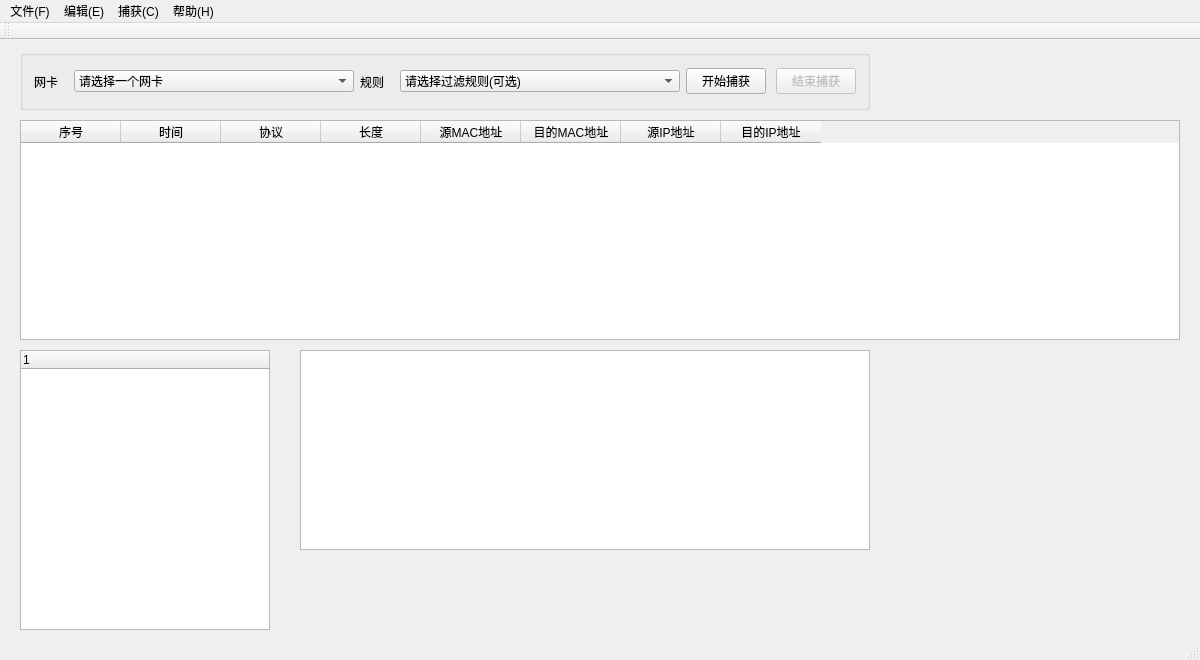
Before: the Qt Designer form mySniffer/mySniffer.ui in crossoverthere/mySniffer, drawn with Qt 5.
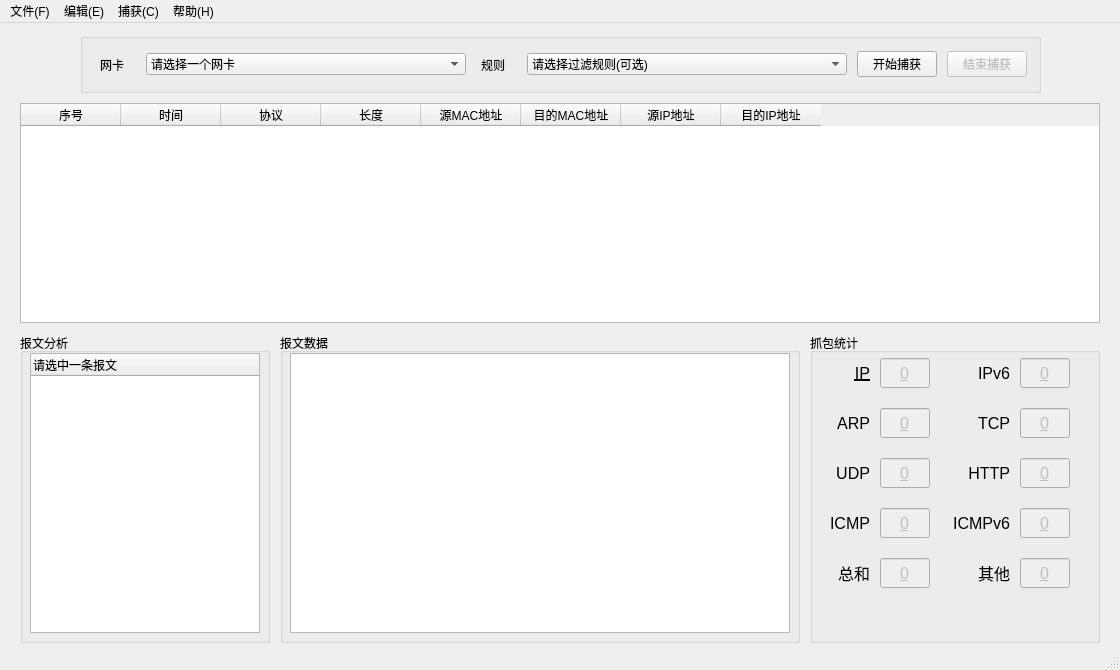
After: the same form once the commit is applied.

Diff of the .ui file:
```diff
--- a/mySniffer/mySniffer.ui
+++ b/mySniffer/mySniffer.ui
@@ -6,57 +6,32 @@
    <rect>
     <x>0</x>
     <y>0</y>
-    <width>1200</width>
-    <height>660</height>
+    <width>1120</width>
+    <height>670</height>
    </rect>
   </property>
   <property name="minimumSize">
    <size>
-    <width>890</width>
-    <height>660</height>
+    <width>1120</width>
+    <height>670</height>
    </size>
   </property>
   <property name="maximumSize">
    <size>
-    <width>1200</width>
-    <height>700</height>
+    <width>1120</width>
+    <height>670</height>
    </size>
   </property>
   <property name="windowTitle">
    <string>mySniffer</string>
   </property>
   <widget class="QWidget" name="centralWidget">
-   <widget class="QTreeWidget" name="treeWidget">
-    <property name="geometry">
-     <rect>
-      <x>20</x>
-      <y>310</y>
-      <width>250</width>
-      <height>280</height>
-     </rect>
-    </property>
-    <column>
-     <property name="text">
-      <string notr="true">1</string>
-     </property>
-    </column>
-   </widget>
-   <widget class="QTextBrowser" name="textBrowser">
-    <property name="geometry">
-     <rect>
-      <x>300</x>
-      <y>310</y>
-      <width>570</width>
-      <height>200</height>
-     </rect>
-    </property>
-   </widget>
    <widget class="QTableWidget" name="tableWidget">
     <property name="geometry">
      <rect>
       <x>20</x>
       <y>80</y>
-      <width>1160</width>
+      <width>1080</width>
       <height>220</height>
      </rect>
     </property>
@@ -104,9 +79,9 @@
    <widget class="QGroupBox" name="horizontalGroupBox">
     <property name="geometry">
      <rect>
-      <x>20</x>
+      <x>80</x>
       <y>10</y>
-      <width>850</width>
+      <width>961</width>
       <height>60</height>
      </rect>
     </property>
@@ -149,7 +124,7 @@
       <widget class="QComboBox" name="comboBox_net">
        <property name="minimumSize">
         <size>
-         <width>280</width>
+         <width>320</width>
          <height>0</height>
         </size>
        </property>
@@ -193,7 +168,7 @@
       <widget class="QComboBox" name="comboBox_filter">
        <property name="minimumSize">
         <size>
-         <width>280</width>
+         <width>320</width>
          <height>0</height>
         </size>
        </property>
@@ -266,8 +241,540 @@
     <zorder>comboBox_filter</zorder>
     <zorder>Btn_uncap</zorder>
    </widget>
-   <zorder>treeWidget</zorder>
-   <zorder>textBrowser</zorder>
+   <widget class="QGroupBox" name="groupBox">
+    <property name="geometry">
+     <rect>
+      <x>20</x>
+      <y>310</y>
+      <width>250</width>
+      <height>310</height>
+     </rect>
+    </property>
+    <property name="title">
+     <string>报文分析</string>
+    </property>
+    <widget class="QTreeWidget" name="treeWidget">
+     <property name="geometry">
+      <rect>
+       <x>10</x>
+       <y>20</y>
+       <width>230</width>
+       <height>280</height>
+      </rect>
+     </property>
+     <column>
+      <property name="text">
+       <string>请选中一条报文</string>
+      </property>
+     </column>
+    </widget>
+   </widget>
+   <widget class="QGroupBox" name="groupBox_2">
+    <property name="geometry">
+     <rect>
+      <x>280</x>
+      <y>310</y>
+      <width>520</width>
+      <height>310</height>
+     </rect>
+    </property>
+    <property name="title">
+     <string>报文数据</string>
+    </property>
+    <widget class="QTextBrowser" name="textBrowser">
+     <property name="geometry">
+      <rect>
+       <x>10</x>
+       <y>20</y>
+       <width>500</width>
+       <height>280</height>
+      </rect>
+     </property>
+    </widget>
+   </widget>
+   <widget class="QGroupBox" name="groupBox_3">
+    <property name="geometry">
+     <rect>
+      <x>810</x>
+      <y>310</y>
+      <width>290</width>
+      <height>310</height>
+     </rect>
+    </property>
+    <property name="title">
+     <string>抓包统计</string>
+    </property>
+    <widget class="QLabel" name="label">
+     <property name="geometry">
+      <rect>
+       <x>0</x>
+       <y>30</y>
+       <width>60</width>
+       <height>20</height>
+      </rect>
+     </property>
+     <property name="font">
+      <font>
+       <pointsize>12</pointsize>
+       <underline>true</underline>
+      </font>
+     </property>
+     <property name="text">
+      <string>IP</string>
+     </property>
+     <property name="alignment">
+      <set>Qt::AlignRight|Qt::AlignTrailing|Qt::AlignVCenter</set>
+     </property>
+    </widget>
+    <widget class="QLabel" name="label_2">
+     <property name="geometry">
+      <rect>
+       <x>140</x>
+       <y>30</y>
+       <width>60</width>
+       <height>20</height>
+      </rect>
+     </property>
+     <property name="font">
+      <font>
+       <pointsize>12</pointsize>
+      </font>
+     </property>
+     <property name="text">
+      <string>IPv6</string>
+     </property>
+     <property name="alignment">
+      <set>Qt::AlignRight|Qt::AlignTrailing|Qt::AlignVCenter</set>
+     </property>
+    </widget>
+    <widget class="QLabel" name="label_3">
+     <property name="geometry">
+      <rect>
+       <x>0</x>
+       <y>80</y>
+       <width>60</width>
+       <height>20</height>
+      </rect>
+     </property>
+     <property name="font">
+      <font>
+       <pointsize>12</pointsize>
+      </font>
+     </property>
+     <property name="text">
+      <string>ARP</string>
+     </property>
+     <property name="alignment">
+      <set>Qt::AlignRight|Qt::AlignTrailing|Qt::AlignVCenter</set>
+     </property>
+    </widget>
+    <widget class="QLabel" name="label_4">
+     <property name="geometry">
+      <rect>
+       <x>140</x>
+       <y>80</y>
+       <width>60</width>
+       <height>20</height>
+      </rect>
+     </property>
+     <property name="font">
+      <font>
+       <pointsize>12</pointsize>
+      </font>
+     </property>
+     <property name="text">
+      <string>TCP</string>
+     </property>
+     <property name="alignment">
+      <set>Qt::AlignRight|Qt::AlignTrailing|Qt::AlignVCenter</set>
+     </property>
+    </widget>
+    <widget class="QLabel" name="label_5">
+     <property name="geometry">
+      <rect>
+       <x>0</x>
+       <y>130</y>
+       <width>60</width>
+       <height>20</height>
+      </rect>
+     </property>
+     <property name="font">
+      <font>
+       <pointsize>12</pointsize>
+       <underline>false</underline>
+      </font>
+     </property>
+     <property name="text">
+      <string>UDP</string>
+     </property>
+     <property name="alignment">
+      <set>Qt::AlignRight|Qt::AlignTrailing|Qt::AlignVCenter</set>
+     </property>
+    </widget>
+    <widget class="QLabel" name="label_6">
+     <property name="geometry">
+      <rect>
+       <x>140</x>
+       <y>130</y>
+       <width>60</width>
+       <height>20</height>
+      </rect>
+     </property>
+     <property name="font">
+      <font>
+       <pointsize>12</pointsize>
+       <underline>false</underline>
+      </font>
+     </property>
+     <property name="text">
+      <string>HTTP</string>
+     </property>
+     <property name="alignment">
+      <set>Qt::AlignRight|Qt::AlignTrailing|Qt::AlignVCenter</set>
+     </property>
+    </widget>
+    <widget class="QLabel" name="label_7">
+     <property name="geometry">
+      <rect>
+       <x>0</x>
+       <y>180</y>
+       <width>60</width>
+       <height>20</height>
+      </rect>
+     </property>
+     <property name="font">
+      <font>
+       <pointsize>12</pointsize>
+       <underline>false</underline>
+      </font>
+     </property>
+     <property name="text">
+      <string>ICMP</string>
+     </property>
+     <property name="alignment">
+      <set>Qt::AlignRight|Qt::AlignTrailing|Qt::AlignVCenter</set>
+     </property>
+    </widget>
+    <widget class="QLabel" name="label_8">
+     <property name="geometry">
+      <rect>
+       <x>140</x>
+       <y>180</y>
+       <width>60</width>
+       <height>20</height>
+      </rect>
+     </property>
+     <property name="font">
+      <font>
+       <pointsize>12</pointsize>
+       <underline>false</underline>
+      </font>
+     </property>
+     <property name="text">
+      <string>ICMPv6</string>
+     </property>
+     <property name="alignment">
+      <set>Qt::AlignRight|Qt::AlignTrailing|Qt::AlignVCenter</set>
+     </property>
+    </widget>
+    <widget class="QLabel" name="label_9">
+     <property name="geometry">
+      <rect>
+       <x>0</x>
+       <y>230</y>
+       <width>60</width>
+       <height>20</height>
+      </rect>
+     </property>
+     <property name="font">
+      <font>
+       <pointsize>12</pointsize>
+       <underline>false</underline>
+      </font>
+     </property>
+     <property name="text">
+      <string>总和</string>
+     </property>
+     <property name="alignment">
+      <set>Qt::AlignRight|Qt::AlignTrailing|Qt::AlignVCenter</set>
+     </property>
+    </widget>
+    <widget class="QLabel" name="label_10">
+     <property name="geometry">
+      <rect>
+       <x>140</x>
+       <y>230</y>
+       <width>60</width>
+       <height>20</height>
+      </rect>
+     </property>
+     <property name="font">
+      <font>
+       <pointsize>12</pointsize>
+       <underline>false</underline>
+      </font>
+     </property>
+     <property name="text">
+      <string>其他</string>
+     </property>
+     <property name="alignment">
+      <set>Qt::AlignRight|Qt::AlignTrailing|Qt::AlignVCenter</set>
+     </property>
+    </widget>
+    <widget class="QLineEdit" name="lEdit_nip">
+     <property name="enabled">
+      <bool>false</bool>
+     </property>
+     <property name="geometry">
+      <rect>
+       <x>70</x>
+       <y>25</y>
+       <width>50</width>
+       <height>30</height>
+      </rect>
+     </property>
+     <property name="font">
+      <font>
+       <pointsize>12</pointsize>
+       <underline>true</underline>
+      </font>
+     </property>
+     <property name="styleSheet">
+      <string notr="true"/>
+     </property>
+     <property name="text">
+      <string>0</string>
+     </property>
+     <property name="alignment">
+      <set>Qt::AlignCenter</set>
+     </property>
+    </widget>
+    <widget class="QLineEdit" name="lEdit_nip6">
+     <property name="enabled">
+      <bool>false</bool>
+     </property>
+     <property name="geometry">
+      <rect>
+       <x>210</x>
+       <y>25</y>
+       <width>50</width>
+       <height>30</height>
+      </rect>
+     </property>
+     <property name="font">
+      <font>
+       <pointsize>12</pointsize>
+       <underline>true</underline>
+      </font>
+     </property>
+     <property name="text">
+      <string>0</string>
+     </property>
+     <property name="alignment">
+      <set>Qt::AlignCenter</set>
+     </property>
+    </widget>
+    <widget class="QLineEdit" name="lEdit_narp">
+     <property name="enabled">
+      <bool>false</bool>
+     </property>
+     <property name="geometry">
+      <rect>
+       <x>70</x>
+       <y>75</y>
+       <width>50</width>
+       <height>30</height>
+      </rect>
+     </property>
+     <property name="font">
+      <font>
+       <pointsize>12</pointsize>
+       <underline>true</underline>
+      </font>
+     </property>
+     <property name="text">
+      <string>0</string>
+     </property>
+     <property name="alignment">
+      <set>Qt::AlignCenter</set>
+     </property>
+    </widget>
+    <widget class="QLineEdit" name="lEdit_ntcp">
+     <property name="enabled">
+      <bool>false</bool>
+     </property>
+     <property name="geometry">
+      <rect>
+       <x>210</x>
+       <y>75</y>
+       <width>50</width>
+       <height>30</height>
+      </rect>
+     </property>
+     <property name="font">
+      <font>
+       <pointsize>12</pointsize>
+       <underline>true</underline>
+      </font>
+     </property>
+     <property name="text">
+      <string>0</string>
+     </property>
+     <property name="alignment">
+      <set>Qt::AlignCenter</set>
+     </property>
+    </widget>
+    <widget class="QLineEdit" name="lEdit_nudp">
+     <property name="enabled">
+      <bool>false</bool>
+     </property>
+     <property name="geometry">
+      <rect>
+       <x>70</x>
+       <y>125</y>
+       <width>50</width>
+       <height>30</height>
+      </rect>
+     </property>
+     <property name="font">
+      <font>
+       <pointsize>12</pointsize>
+       <underline>true</underline>
+      </font>
+     </property>
+     <property name="text">
+      <string>0</string>
+     </property>
+     <property name="alignment">
+      <set>Qt::AlignCenter</set>
+     </property>
+    </widget>
+    <widget class="QLineEdit" name="lEdit_nhttp">
+     <property name="enabled">
+      <bool>false</bool>
+     </property>
+     <property name="geometry">
+      <rect>
+       <x>210</x>
+       <y>125</y>
+       <width>50</width>
+       <height>30</height>
+      </rect>
+     </property>
+     <property name="font">
+      <font>
+       <pointsize>12</pointsize>
+       <underline>true</underline>
+      </font>
+     </property>
+     <property name="text">
+      <string>0</string>
+     </property>
+     <property name="alignment">
+      <set>Qt::AlignCenter</set>
+     </property>
+    </widget>
+    <widget class="QLineEdit" name="lEdit_nicmp">
+     <property name="enabled">
+      <bool>false</bool>
+     </property>
+     <property name="geometry">
+      <rect>
+       <x>70</x>
+       <y>175</y>
+       <width>50</width>
+       <height>30</height>
+      </rect>
+     </property>
+     <property name="font">
+      <font>
+       <pointsize>12</pointsize>
+       <underline>true</underline>
+      </font>
+     </property>
+     <property name="text">
+      <string>0</string>
+     </property>
+     <property name="alignment">
+      <set>Qt::AlignCenter</set>
+     </property>
+    </widget>
+    <widget class="QLineEdit" name="lEdit_nicmp6">
+     <property name="enabled">
+      <bool>false</bool>
+     </property>
+     <property name="geometry">
+      <rect>
+       <x>210</x>
+       <y>175</y>
+       <width>50</width>
+       <height>30</height>
+      </rect>
+     </property>
+     <property name="font">
+      <font>
+       <pointsize>12</pointsize>
+       <underline>true</underline>
+      </font>
+     </property>
+     <property name="text">
+      <string>0</string>
+     </property>
+     <property name="alignment">
+      <set>Qt::AlignCenter</set>
+     </property>
+    </widget>
+    <widget class="QLineEdit" name="lEdit_sum">
+     <property name="enabled">
+      <bool>false</bool>
+     </property>
+     <property name="geometry">
+      <rect>
+       <x>70</x>
+       <y>225</y>
+       <width>50</width>
+       <height>30</height>
+      </rect>
+     </property>
+     <property name="font">
+      <font>
+       <pointsize>12</pointsize>
+       <underline>true</underline>
+      </font>
+     </property>
+     <property name="text">
+      <string>0</string>
+     </property>
+     <property name="alignment">
+      <set>Qt::AlignCenter</set>
+     </property>
+    </widget>
+    <widget class="QLineEdit" name="lEdit_other">
+     <property name="enabled">
+      <bool>false</bool>
+     </property>
+     <property name="geometry">
+      <rect>
+       <x>210</x>
+       <y>225</y>
+       <width>50</width>
+       <height>30</height>
+      </rect>
+     </property>
+     <property name="font">
+      <font>
+       <pointsize>12</pointsize>
+       <underline>true</underline>
+      </font>
+     </property>
+     <property name="text">
+      <string>0</string>
+     </property>
+     <property name="alignment">
+      <set>Qt::AlignCenter</set>
+     </property>
+    </widget>
+   </widget>
    <zorder>horizontalGroupBox</zorder>
    <zorder>tableWidget</zorder>
   </widget>
@@ -276,7 +783,7 @@
     <rect>
      <x>0</x>
      <y>0</y>
-     <width>1200</width>
+     <width>1120</width>
      <height>22</height>
     </rect>
    </property>
@@ -308,14 +815,6 @@
    <addaction name="menu_capture"/>
    <addaction name="menu_help"/>
   </widget>
-  <widget class="QToolBar" name="mainToolBar">
-   <attribute name="toolBarArea">
-    <enum>TopToolBarArea</enum>
-   </attribute>
-   <attribute name="toolBarBreak">
-    <bool>false</bool>
-   </attribute>
-  </widget>
   <widget class="QStatusBar" name="statusBar"/>
   <action name="actionNew">
    <property name="text">
```
Left out of the diff: 36 changed lines with no effect on the pictures.
